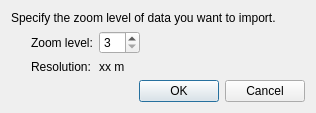
Before: the Qt Designer form libs/geodata/pointmap/geodatapointmapwebimporterzoomleveldialog.ui in i-RIC/prepost-gui, drawn with Qt 5.
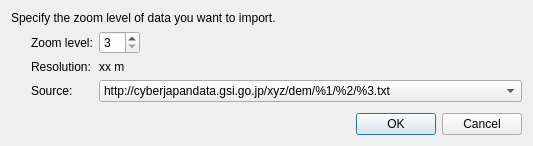
After: the same form once the commit is applied.

Commit message: Import source URL is now selectable from comboBox

The edit to the form file:
```diff
--- a/libs/geodata/pointmap/geodatapointmapwebimporterzoomleveldialog.ui
+++ b/libs/geodata/pointmap/geodatapointmapwebimporterzoomleveldialog.ui
@@ -6,8 +6,8 @@
    <rect>
     <x>0</x>
     <y>0</y>
-    <width>316</width>
-    <height>113</height>
+    <width>467</width>
+    <height>146</height>
    </rect>
   </property>
   <property name="windowTitle">
@@ -22,7 +22,7 @@
     </widget>
    </item>
    <item>
-    <layout class="QHBoxLayout" name="horizontalLayout">
+    <layout class="QHBoxLayout" name="horizontalLayout_2">
      <item>
       <spacer name="horizontalSpacer">
        <property name="orientation">
@@ -49,6 +49,8 @@
         </widget>
        </item>
        <item row="0" column="1">
+        <layout class="QHBoxLayout" name="horizontalLayout">
+         <item>
         <widget class="QSpinBox" name="zoomLevelSpinBox">
          <property name="minimum">
           <number>3</number>
@@ -58,6 +60,21 @@
          </property>
         </widget>
        </item>
+         <item>
+          <spacer name="horizontalSpacer_2">
+           <property name="orientation">
+            <enum>Qt::Horizontal</enum>
+           </property>
+           <property name="sizeHint" stdset="0">
+            <size>
+             <width>40</width>
+             <height>20</height>
+            </size>
+           </property>
+          </spacer>
+         </item>
+        </layout>
+       </item>
        <item row="1" column="0">
         <widget class="QLabel" name="resolutionLabel">
          <property name="text">
@@ -72,21 +89,34 @@
          </property>
         </widget>
        </item>
+       <item row="2" column="0">
+        <widget class="QLabel" name="sourceLabel">
+         <property name="text">
+          <string>Source:</string>
+         </property>
+        </widget>
+       </item>
+       <item row="2" column="1">
+        <widget class="QComboBox" name="sourceComboBox">
+         <item>
+          <property name="text">
+           <string>http://cyberjapandata.gsi.go.jp/xyz/dem/%1/%2/%3.txt</string>
+          </property>
+         </item>
+         <item>
+          <property name="text">
+           <string>http://cyberjapandata.gsi.go.jp/xyz/demgm/%1/%2/%3.txt</string>
+          </property>
+         </item>
+         <item>
+          <property name="text">
+           <string>https://earthexplorer.usgs.gov/wms/wmts/EPSG3857/srtm/%1/%2/%3.csv</string>
+          </property>
+         </item>
+        </widget>
+       </item>
       </layout>
      </item>
-     <item>
-      <spacer name="horizontalSpacer_2">
-       <property name="orientation">
-        <enum>Qt::Horizontal</enum>
-       </property>
-       <property name="sizeHint" stdset="0">
-        <size>
-         <width>40</width>
-         <height>20</height>
-        </size>
-       </property>
-      </spacer>
-     </item>
     </layout>
    </item>
    <item>
```
Lines whose indentation alone changed are shown as unchanged. The commit also changes 4 other files.
